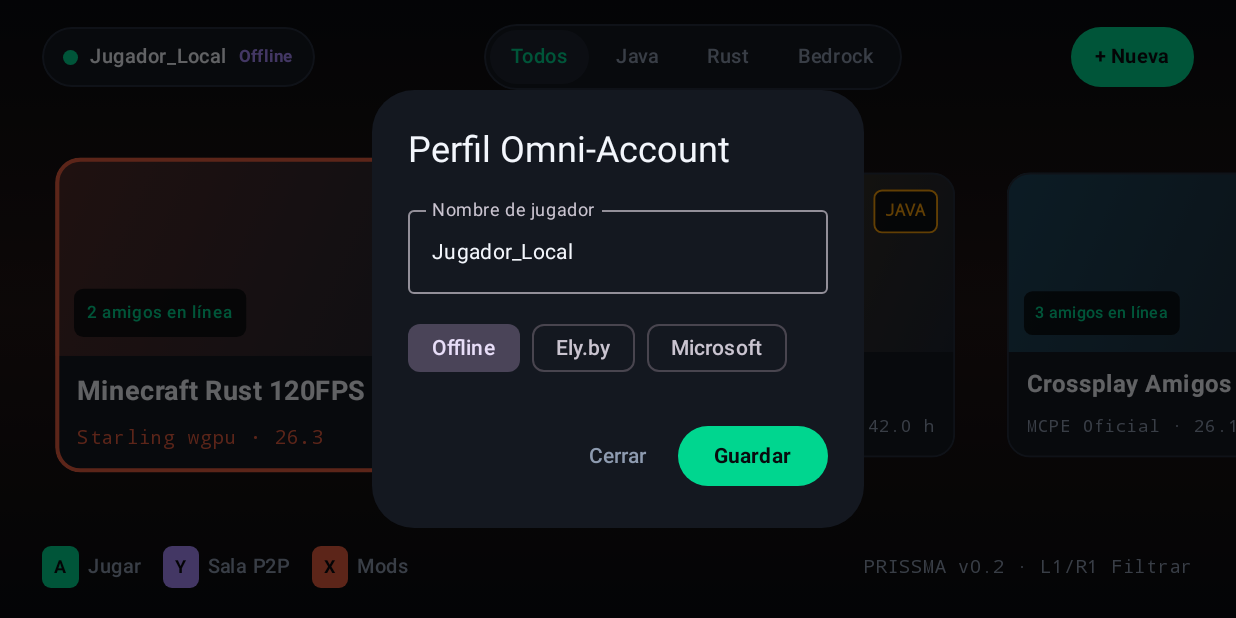
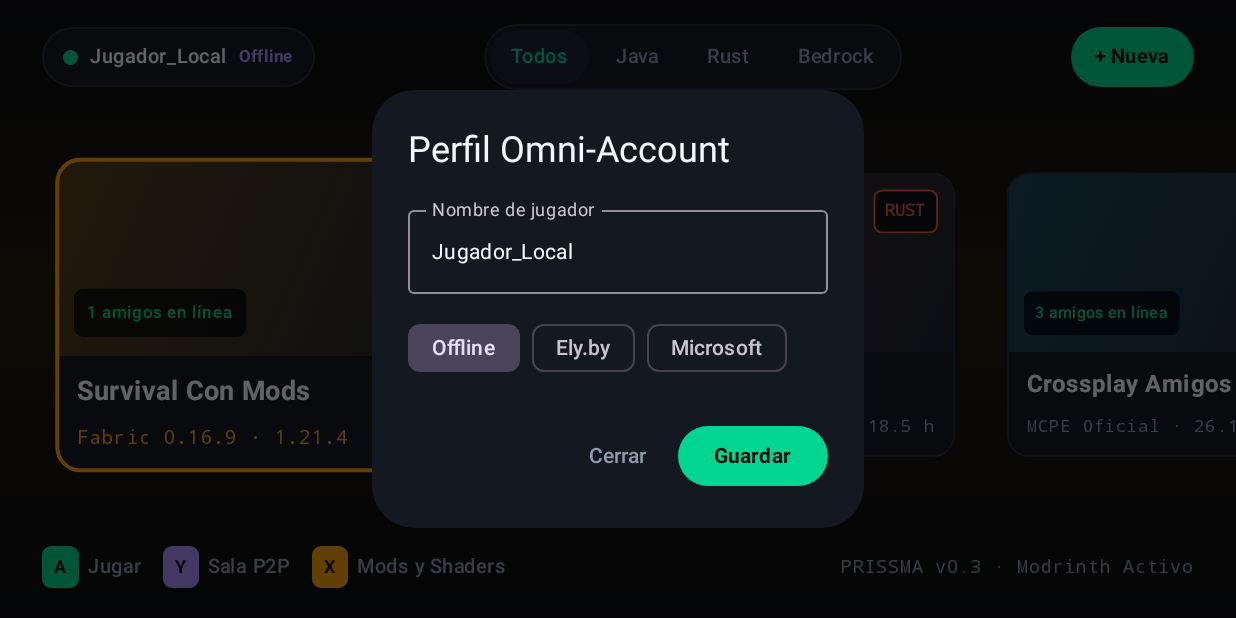
Before and after one commit to nikalbazu24/Biomeria-Launcher, an Android app built with Jetpack Compose: the screen it shows after launch (MainActivity), after a tap on "Jugador_Local", on a phone screen of 824 x 412 dp (held sideways). Run offline under Robolectric (Android 15) with nearby library versions, the phone set to English and light mode, and no system bars.

Commit message:
Update HubScreen.kt

```diff
--- a/app/src/main/java/com/prissma/launcher/ui/hub/HubScreen.kt
+++ b/app/src/main/java/com/prissma/launcher/ui/hub/HubScreen.kt
@@ -34,6 +34,7 @@ import androidx.compose.ui.text.style.TextOverflow
 import androidx.compose.ui.unit.dp
 import androidx.compose.ui.unit.sp
 import com.prissma.launcher.ui.theme.Prissma
+import com.prissma.launcher.ui.workshop.ContentWorkshopScreen
 import java.util.Locale
 import java.util.UUID
 
@@ -70,11 +71,22 @@ fun HubScreen() {
 
     var showNewInstanceDialog by remember { mutableStateOf(false) }
     var showAccountDialog by remember { mutableStateOf(false) }
+    var workshopTargetInstance by remember { mutableStateOf<GameInstance?>(null) }
 
     var instances by remember {
         mutableStateOf(
             listOf(
                 GameInstance(
+                    id = "survival-mods-java",
+                    title = "Survival Con Mods",
+                    engine = EngineType.JAVA,
+                    version = "1.21.4",
+                    loader = "Fabric 0.16.9",
+                    playtimeHours = 42.0f,
+                    friendsOnline = 1
+                ),
+                GameInstance(
+                    id = "rust-120fps",
                     title = "Minecraft Rust 120FPS",
                     engine = EngineType.RUST,
                     version = "26.3",
@@ -83,14 +95,7 @@ fun HubScreen() {
                     friendsOnline = 2
                 ),
                 GameInstance(
-                    title = "Survival Con Mods",
-                    engine = EngineType.JAVA,
-                    version = "26.3",
-                    loader = "Fabric 0.16.9",
-                    playtimeHours = 42.0f,
-                    friendsOnline = 1
-                ),
-                GameInstance(
+                    id = "crossplay-bedrock",
                     title = "Crossplay Amigos",
                     engine = EngineType.BEDROCK,
                     version = "26.10",
@@ -100,6 +105,15 @@ fun HubScreen() {
                 )
             )
         )
+    }
+
+    // Si el usuario abrió el Taller de Modrinth, mostramos esa pantalla
+    workshopTargetInstance?.let { target ->
+        ContentWorkshopScreen(
+            instance = target,
+            onBack = { workshopTargetInstance = null }
+        )
+        return
     }
 
     val visibleInstances = remember(instances, selectedFilter) {
@@ -166,14 +180,12 @@ fun HubScreen() {
                         true
                     }
                     Key.ButtonX -> {
-                        focusedInstance?.let {
-                            bannerMessage = "Abriendo taller de mods y shaders para ${it.title}"
-                        }
+                        focusedInstance?.let { workshopTargetInstance = it }
                         true
                     }
                     Key.ButtonY -> {
                         focusedInstance?.let {
-                            bannerMessage = "Abriendo sala P2P y mundos de ${it.title}"
+                            bannerMessage = "Sala P2P lista para ${it.title}"
                         }
                         true
                     }
@@ -181,7 +193,6 @@ fun HubScreen() {
                 }
             }
     ) {
-        // Degradado ambiental sutil según el motor seleccionado
         Box(
             modifier = Modifier
                 .fillMaxSize()
@@ -208,7 +219,6 @@ fun HubScreen() {
                 verticalAlignment = Alignment.CenterVertically,
                 horizontalArrangement = Arrangement.SpaceBetween
             ) {
-                // Perfil Omni-Account
                 Row(
                     modifier = Modifier
                         .clip(CircleShape)
@@ -238,7 +248,6 @@ fun HubScreen() {
                     )
                 }
 
-                // Filtros por Motor
                 Row(
                     modifier = Modifier
                         .clip(CircleShape)
@@ -270,7 +279,6 @@ fun HubScreen() {
                     }
                 }
 
-                // Botón Crear Nueva Instancia
                 Box(
                     modifier = Modifier
                         .clip(CircleShape)
@@ -287,7 +295,6 @@ fun HubScreen() {
                 }
             }
 
-            // Aviso interactivo superior si el usuario pulsó alguna acción
             bannerMessage?.let { msg ->
                 Box(
                     modifier = Modifier
@@ -307,7 +314,6 @@ fun HubScreen() {
                 }
             }
 
-            // Carrusel Horizontal de Instancias
             if (visibleInstances.isEmpty()) {
                 Box(
                     modifier = Modifier
@@ -350,7 +356,7 @@ fun HubScreen() {
                 }
             }
 
-            // Guía inferior de controles (táctil y mando)
+            // Guía inferior de controles
             Row(
                 modifier = Modifier
                     .fillMaxWidth()
@@ -381,18 +387,16 @@ fun HubScreen() {
                     )
                     ActionPill(
                         glyph = "X",
-                        label = "Mods",
+                        label = "Mods y Shaders",
                         color = activeAccent,
                         onClick = {
-                            focusedInstance?.let {
-                                bannerMessage = "Abriendo gestor de mods de ${it.title}"
-                            }
+                            focusedInstance?.let { workshopTargetInstance = it }
                         }
                     )
                 }
 
                 Text(
-                    text = "PRISSMA v0.2 · L1/R1 Filtrar",
+                    text = "PRISSMA v0.3 · Modrinth Activo",
                     color = Prissma.colors.textMuted,
                     fontSize = 12.sp,
                     fontFamily = FontFamily.Monospace
@@ -400,7 +404,6 @@ fun HubScreen() {
             }
         }
 
-        // Ventana para crear nueva instancia
         if (showNewInstanceDialog) {
             NewInstanceDialog(
                 onDismiss = { showNewInstanceDialog = false },
@@ -420,7 +423,6 @@ fun HubScreen() {
             )
         }
 
-        // Ventana para cambiar perfil Omni-Account
         if (showAccountDialog) {
             AccountDialog(
                 currentName = playerName,
@@ -474,7 +476,6 @@ private fun InstanceCard(
             .focusable()
             .clickable(onClick = onClick)
     ) {
-        // Cabecera visual de la tarjeta
         Box(
             modifier = Modifier
                 .fillMaxWidth()
@@ -516,7 +517,6 @@ private fun InstanceCard(
             }
         }
 
-        // Pie de tarjeta
         Column(
             modifier = Modifier
                 .fillMaxSize()
@@ -592,8 +592,8 @@ private fun NewInstanceDialog(
     onCreate: (String, EngineType, String) -> Unit
 ) {
     var title by remember { mutableStateOf("Mi Nuevo Mundo") }
-    var selectedEngine by remember { mutableStateOf(EngineType.RUST) }
-    var version by remember { mutableStateOf("26.3") }
+    var selectedEngine by remember { mutableStateOf(EngineType.JAVA) }
+    var version by remember { mutableStateOf("1.21.4") }
 
     AlertDialog(
         onDismissRequest = onDismiss,
@@ -615,7 +615,12 @@ private fun NewInstanceDialog(
                         FilterChip(
                             selected = active,
                             onClick = { selectedEngine = engine },
-                            label = { Text(engine.displayName, color = if (active) color else Prissma.colors.textMuted) }
+                            label = {
+                                Text(
+                                    engine.displayName,
+                                    color = if (active) color else Prissma.colors.textMuted
+                                )
+                            }
                         )
                     }
                 }
@@ -623,14 +628,16 @@ private fun NewInstanceDialog(
                 OutlinedTextField(
                     value = version,
                     onValueChange = { version = it },
-                    label = { Text("Versión (ej. 26.3)") },
+                    label = { Text("Versión (ej. 1.21.4 o 26.3)") },
                     singleLine = true
                 )
             }
         },
         confirmButton = {
             Button(
-                onClick = { if (title.isNotBlank()) onCreate(title.trim(), selectedEngine, version.trim()) },
+                onClick = {
+                    if (title.isNotBlank()) onCreate(title.trim(), selectedEngine, version.trim())
+                },
                 colors = ButtonDefaults.buttonColors(containerColor = Prissma.colors.brandAccent)
             ) {
                 Text("Crear", color = Prissma.colors.surfaceVoid, fontWeight = FontWeight.Bold)
```
